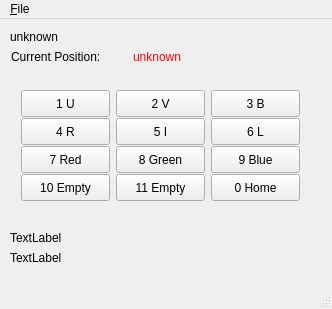
Old version of the form mainwindow.ui in the repository xyficu/flifilterwheelqt.
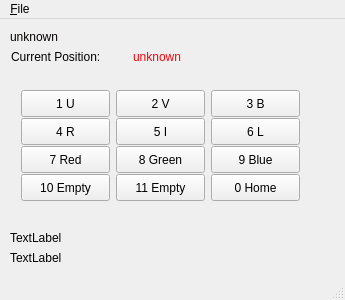
New version of the form.

The edit to the form file:
```diff
--- a/mainwindow.ui
+++ b/mainwindow.ui
@@ -6,8 +6,8 @@
    <rect>
     <x>0</x>
     <y>0</y>
-    <width>332</width>
-    <height>309</height>
+    <width>345</width>
+    <height>300</height>
    </rect>
   </property>
   <property name="windowTitle">
@@ -467,7 +467,7 @@
     <rect>
      <x>0</x>
      <y>0</y>
-     <width>332</width>
+     <width>345</width>
      <height>25</height>
     </rect>
    </property>
```
